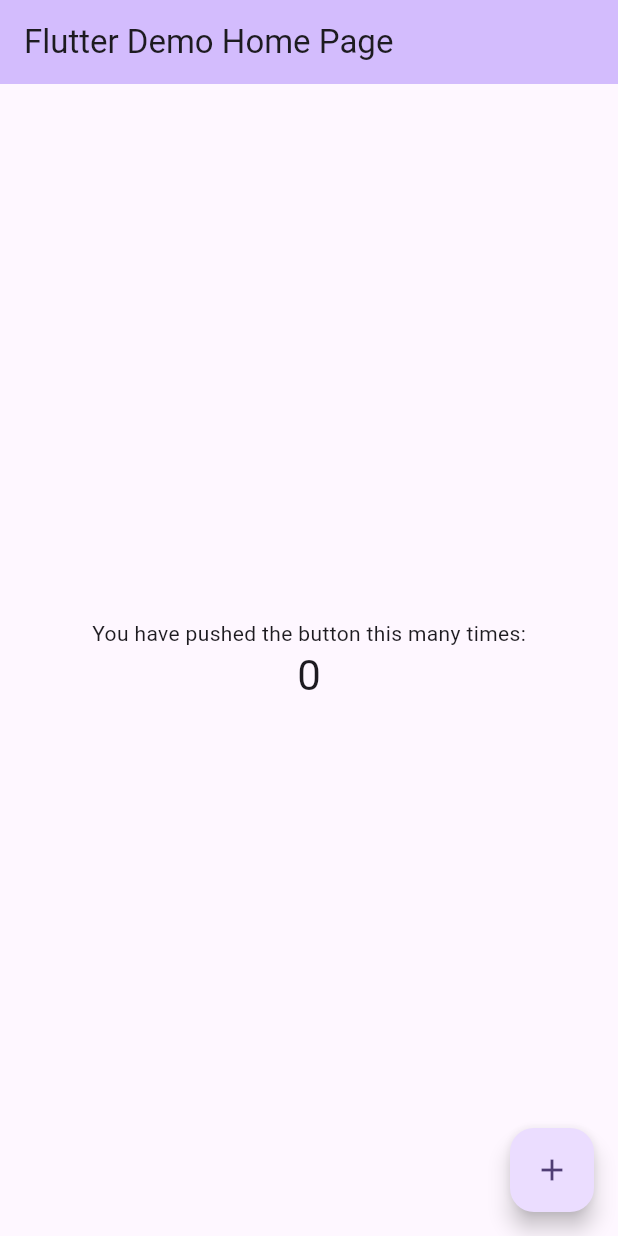
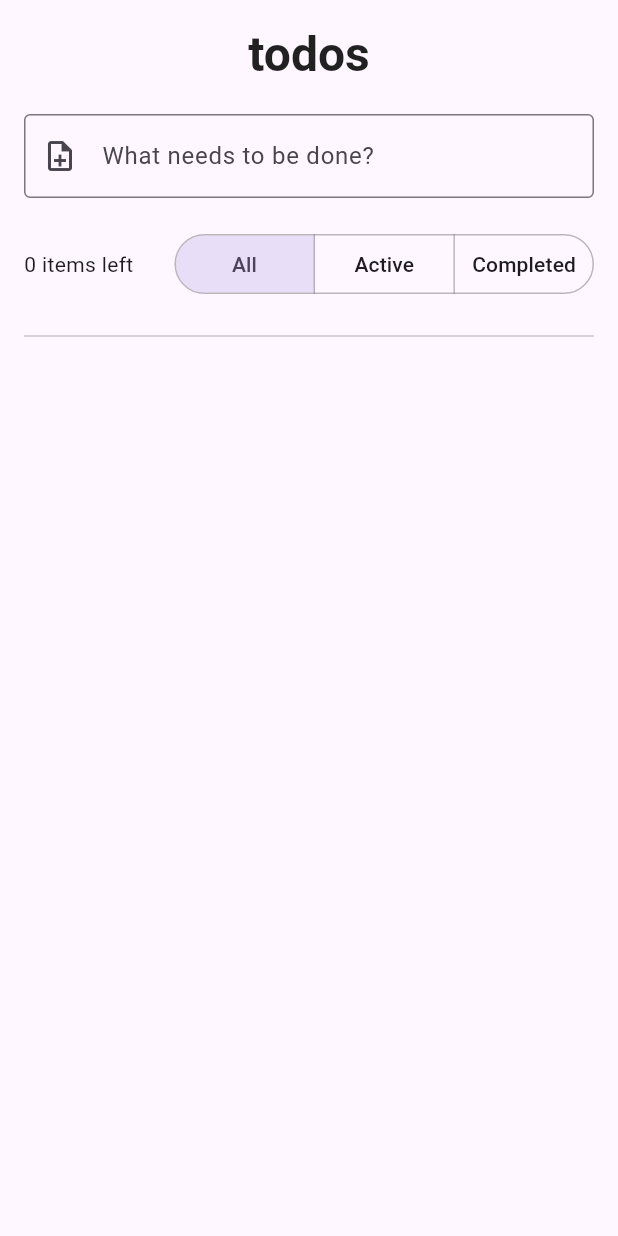
Before and after one commit to Anhdox/challenge_todo_app, a Flutter app: the screen it shows after launch, on a phone screen of 412 x 824 dp. Run offline on Flutter 3.47's test engine with Material 3 defaults, Android fonts, the phone set to English and light mode, and no system bars.

Commit message:
feat: Implement core functionality for TODO app
This commit replaces the initial Flutter counter application with the foundational structure and logic for a TODO application.

Key changes include:
- Add `TodoItem` data model and `TodoFilter` enum.
- Implement state management within `_MyHomePageState` for managing the list of todos, the current filter, and the text input controller.
- Introduce core logic for adding new todos, toggling their completion status, and filtering the list.
- Build the user interface, including a text field for input, filter buttons, a list to display todos, and a counter for active items.
- Remove the default counter functionality and floating action button.

```diff
--- a/lib/main.dart
+++ b/lib/main.dart
@@ -1,4 +1,23 @@
 import 'package:flutter/material.dart';
+
+// Phase 1: Implement State and Data Models
+// Định nghĩa khuôn dữ liệu cho một Todo
+class TodoItem {
+  String title; // Nội dung (ví dụ: "Buy cookies")
+  bool isCompleted; // Trạng thái (đã hoàn thành hay chưa)
+
+  TodoItem({
+    required this.title,
+    this.isCompleted = false, // Mặc định là chưa hoàn thành
+  });
+}
+
+// Định nghĩa các trạng thái lọc
+enum TodoFilter {
+  all,
+  active,
+  completed,
+}
 
 void main() {
   runApp(const MyApp());
@@ -7,45 +26,25 @@ void main() {
 class MyApp extends StatelessWidget {
   const MyApp({super.key});
 
-  // This widget is the root of your application.
   @override
   Widget build(BuildContext context) {
     return MaterialApp(
-      title: 'Flutter Demo',
+      title: 'TODO App',
       theme: ThemeData(
-        // This is the theme of your application.
-        //
-        // TRY THIS: Try running your application with "flutter run". You'll see
-        // the application has a purple toolbar. Then, without quitting the app,
-        // try changing the seedColor in the colorScheme below to Colors.green
-        // and then invoke "hot reload" (save your changes or press the "hot
-        // reload" button in a Flutter-supported IDE, or press "r" if you used
-        // the command line to start the app).
-        //
-        // Notice that the counter didn't reset back to zero; the application
-        // state is not lost during the reload. To reset the state, use hot
-        // restart instead.
-        //
-        // This works for code too, not just values: Most code changes can be
-        // tested with just a hot reload.
         colorScheme: ColorScheme.fromSeed(seedColor: Colors.deepPurple),
+        useMaterial3: true,
+        inputDecorationTheme: const InputDecorationTheme(
+          border: OutlineInputBorder(),
+        ),
       ),
-      home: const MyHomePage(title: 'Flutter Demo Home Page'),
+      home: const MyHomePage(title: 'TODO App'),
+      debugShowCheckedModeBanner: false,
     );
   }
 }
 
 class MyHomePage extends StatefulWidget {
   const MyHomePage({super.key, required this.title});
-
-  // This widget is the home page of your application. It is stateful, meaning
-  // that it has a State object (defined below) that contains fields that affect
-  // how it looks.
-
-  // This class is the configuration for the state. It holds the values (in this
-  // case the title) provided by the parent (in this case the App widget) and
-  // used by the build method of the State. Fields in a Widget subclass are
-  // always marked "final".
 
   final String title;
 
@@ -54,69 +53,176 @@ class MyHomePage extends StatefulWidget {
 }
 
 class _MyHomePageState extends State<MyHomePage> {
-  int _counter = 0;
+  // Phase 1: Implement State and Data Models
+  // === State Chính ===
+  final List<TodoItem> _todos = [];
+  TodoFilter _currentFilter = TodoFilter.all;
+  final TextEditingController _textController = TextEditingController();
 
-  void _incrementCounter() {
+  // Phase 2: Implement Core Logic (Methods)
+  // === State Phụ (Derived State) ===
+  List<TodoItem> get _filteredTodos {
+    switch (_currentFilter) {
+      case TodoFilter.active:
+        return _todos.where((todo) => !todo.isCompleted).toList();
+      case TodoFilter.completed:
+        return _todos.where((todo) => todo.isCompleted).toList();
+      case TodoFilter.all:
+      default:
+        return _todos;
+    }
+  }
+
+  int get _activeTodosCount {
+    return _todos.where((todo) => !todo.isCompleted).length;
+  }
+
+  // === Methods ===
+  @override
+  void dispose() {
+    _textController.dispose();
+    super.dispose();
+  }
+
+  void _addTodo(String title) {
+    if (title.trim().isNotEmpty) {
+      setState(() {
+        _todos.add(TodoItem(title: title.trim()));
+        _textController.clear();
+      });
+    }
+  }
+
+  void _toggleTodoStatus(TodoItem todoItem) {
+    final int index = _todos.indexOf(todoItem);
+    if (index != -1) {
+      setState(() {
+        _todos[index].isCompleted = !_todos[index].isCompleted;
+      });
+    }
+  }
+
+  void _changeFilter(TodoFilter newFilter) {
     setState(() {
-      // This call to setState tells the Flutter framework that something has
-      // changed in this State, which causes it to rerun the build method below
-      // so that the display can reflect the updated values. If we changed
-      // _counter without calling setState(), then the build method would not be
-      // called again, and so nothing would appear to happen.
-      _counter++;
+      _currentFilter = newFilter;
     });
   }
 
+  // === Build Method (UI Implementation) ===
   @override
   Widget build(BuildContext context) {
-    // This method is rerun every time setState is called, for instance as done
-    // by the _incrementCounter method above.
-    //
-    // The Flutter framework has been optimized to make rerunning build methods
-    // fast, so that you can just rebuild anything that needs updating rather
-    // than having to individually change instances of widgets.
+    final filteredList = _filteredTodos;
+    final theme = Theme.of(context);
+
     return Scaffold(
-      appBar: AppBar(
-        // TRY THIS: Try changing the color here to a specific color (to
-        // Colors.amber, perhaps?) and trigger a hot reload to see the AppBar
-        // change color while the other colors stay the same.
-        backgroundColor: Theme.of(context).colorScheme.inversePrimary,
-        // Here we take the value from the MyHomePage object that was created by
-        // the App.build method, and use it to set our appbar title.
-        title: Text(widget.title),
-      ),
-      body: Center(
-        // Center is a layout widget. It takes a single child and positions it
-        // in the middle of the parent.
+      // appBar: AppBar(
+      //   title: Text(widget.title),
+      //   backgroundColor: theme.colorScheme.inversePrimary,
+      // ),
+      body: Padding(
+        padding: const EdgeInsets.all(16.0),
         child: Column(
-          // Column is also a layout widget. It takes a list of children and
-          // arranges them vertically. By default, it sizes itself to fit its
-          // children horizontally, and tries to be as tall as its parent.
-          //
-          // Column has various properties to control how it sizes itself and
-          // how it positions its children. Here we use mainAxisAlignment to
-          // center the children vertically; the main axis here is the vertical
-          // axis because Columns are vertical (the cross axis would be
-          // horizontal).
-          //
-          // TRY THIS: Invoke "debug painting" (choose the "Toggle Debug Paint"
-          // action in the IDE, or press "p" in the console), to see the
-          // wireframe for each widget.
-          mainAxisAlignment: MainAxisAlignment.center,
-          children: <Widget>[
-            const Text('You have pushed the button this many times:'),
+          crossAxisAlignment: CrossAxisAlignment.stretch,
+          children: [
+            // Phase 3: UI - Title
             Text(
-              '$_counter',
-              style: Theme.of(context).textTheme.headlineMedium,
+              'todos',
+              style: theme.textTheme.headlineLarge?.copyWith(
+                fontWeight: FontWeight.w600,
+                color: Colors.black87,
+              ),
+              textAlign: TextAlign.center,
+            ),
+            const SizedBox(height: 20),
+
+            // Phase 3: UI - Input
+            TextField(
+              controller: _textController,
+              onSubmitted: _addTodo,
+              decoration: const InputDecoration(
+                hintText: 'What needs to be done?',
+                prefixIcon: Icon(Icons.note_add_outlined),
+              ),
+            ),
+            const SizedBox(height: 20),
+
+            // Phase 3: UI - Controls
+            Row(
+              mainAxisAlignment: MainAxisAlignment.spaceBetween,
+              children: [
+                Tooltip(
+                  message: 'Number of tasks left to do',
+                  child: Text('$_activeTodosCount items left'),
+                ),
+                SegmentedButton<TodoFilter>(
+                  // **FIX**: Bổ sung showSelectedIcon: false
+                  showSelectedIcon: false,
+                  //
+                  style: SegmentedButton.styleFrom(
+                    // Giữ lại fix viền từ lần trước để đảm bảo tính nhất quán
+                    side: BorderSide(color: theme.colorScheme.outline.withOpacity(0.5)),
+                    shape: const RoundedRectangleBorder(
+                      borderRadius: BorderRadius.all(Radius.circular(50)),
+                    ),
+                  ),
+                  segments: const <ButtonSegment<TodoFilter>>[
+                    ButtonSegment<TodoFilter>(
+                      value: TodoFilter.all,
+                      label: Text('All'),
+                      tooltip: 'Show all tasks',
+                    ),
+                    ButtonSegment<TodoFilter>(
+                      value: TodoFilter.active,
+                      label: Text('Active'),
+                      tooltip: 'Show active tasks',
+                    ),
+                    ButtonSegment<TodoFilter>(
+                      value: TodoFilter.completed,
+                      label: Text('Completed'),
+                      tooltip: 'Show completed tasks',
+                    ),
+                  ],
+                  selected: {_currentFilter},
+                  onSelectionChanged: (Set<TodoFilter> newSelection) {
+                    _changeFilter(newSelection.first);
+                  },
+                ),
+              ],
+            ),
+            const SizedBox(height: 16),
+            const Divider(),
+            const SizedBox(height: 8),
+
+            // Phase 3: UI - List
+            Expanded(
+              child: ListView.builder(
+                itemCount: filteredList.length,
+                itemBuilder: (context, index) {
+                  final todoItem = filteredList[index];
+                  return CheckboxListTile(
+                    title: Text(
+                      todoItem.title,
+                      style: TextStyle(
+                        decoration: todoItem.isCompleted
+                            ? TextDecoration.lineThrough
+                            : TextDecoration.none,
+                        color: todoItem.isCompleted
+                            ? Colors.grey
+                            : theme.textTheme.bodyLarge?.color,
+                      ),
+                    ),
+                    value: todoItem.isCompleted,
+                    onChanged: (bool? value) {
+                      _toggleTodoStatus(todoItem);
+                    },
+                    controlAffinity: ListTileControlAffinity.leading,
+                  );
+                },
+              ),
             ),
           ],
         ),
       ),
-      floatingActionButton: FloatingActionButton(
-        onPressed: _incrementCounter,
-        tooltip: 'Increment',
-        child: const Icon(Icons.add),
-      ), // This trailing comma makes auto-formatting nicer for build methods.
     );
   }
 }
```
